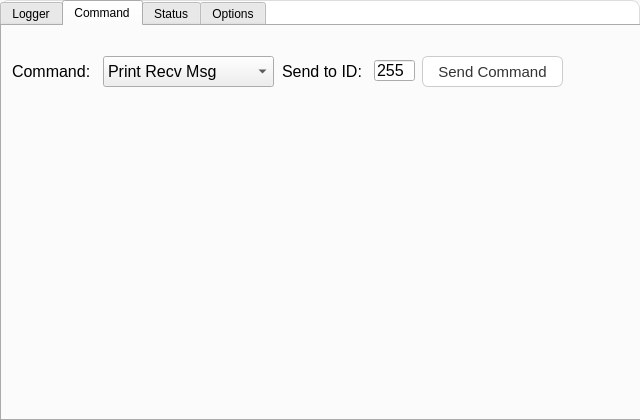
Before: the Qt Designer form main_window.ui in MooN-Framework/MooN-diag-tool, drawn with Qt 5.
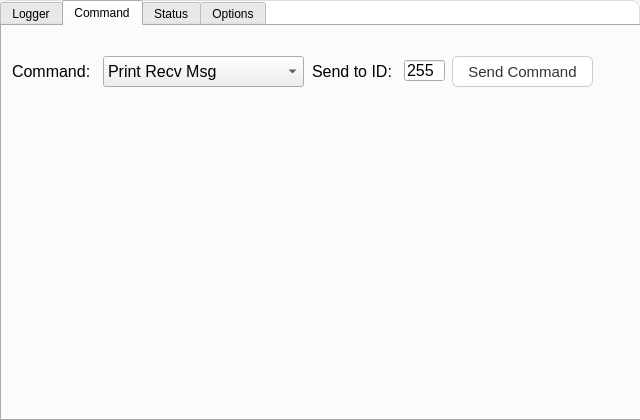
After: the same form once the commit is applied. The open tabs and pages were chosen to show the change.

Patch:
```diff
--- a/main_window.ui
+++ b/main_window.ui
@@ -316,7 +316,7 @@
      <widget class="QPushButton" name="send_cmd_button">
       <property name="geometry">
        <rect>
-        <x>420</x>
+        <x>450</x>
         <y>30</y>
         <width>141</width>
         <height>31</height>
@@ -336,7 +336,7 @@
        <rect>
         <x>101</x>
         <y>30</y>
-        <width>171</width>
+        <width>201</width>
         <height>31</height>
        </rect>
       </property>
@@ -382,7 +382,7 @@
      <widget class="QLabel" name="label_8">
       <property name="geometry">
        <rect>
-        <x>280</x>
+        <x>310</x>
         <y>30</y>
         <width>91</width>
         <height>31</height>
@@ -400,7 +400,7 @@
      <widget class="QLineEdit" name="cmd_lineEdit">
       <property name="geometry">
        <rect>
-        <x>372</x>
+        <x>402</x>
         <y>34</y>
         <width>41</width>
         <height>21</height>
```
Left out of the diff: 10 changed lines with no effect on the pictures.
